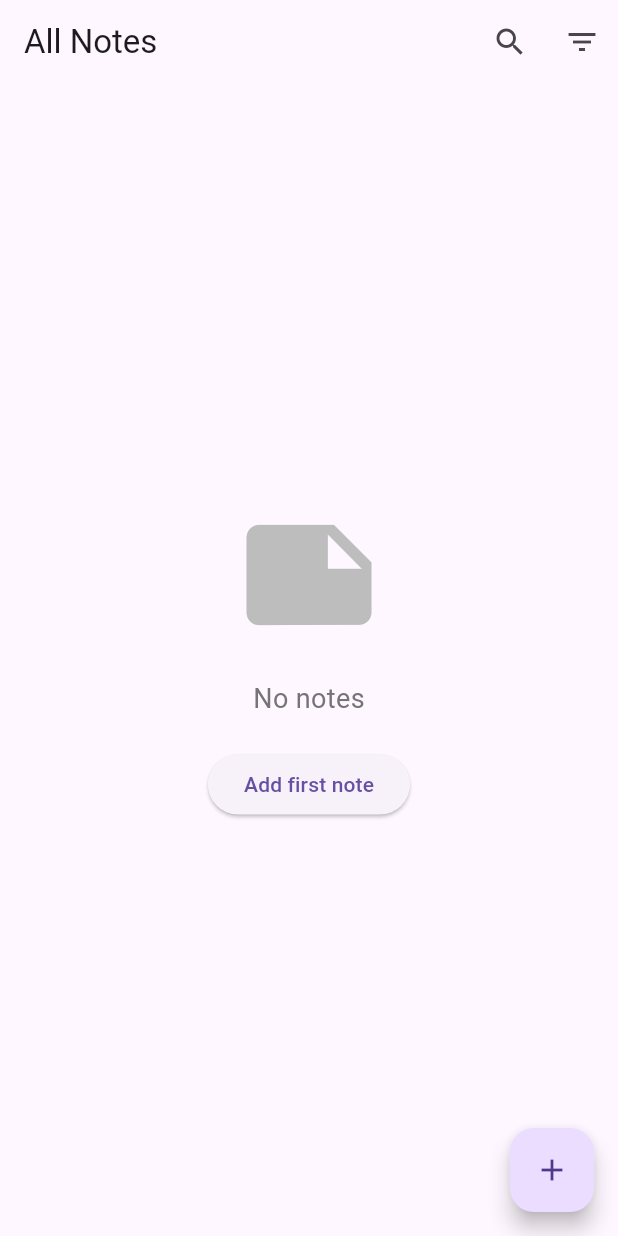
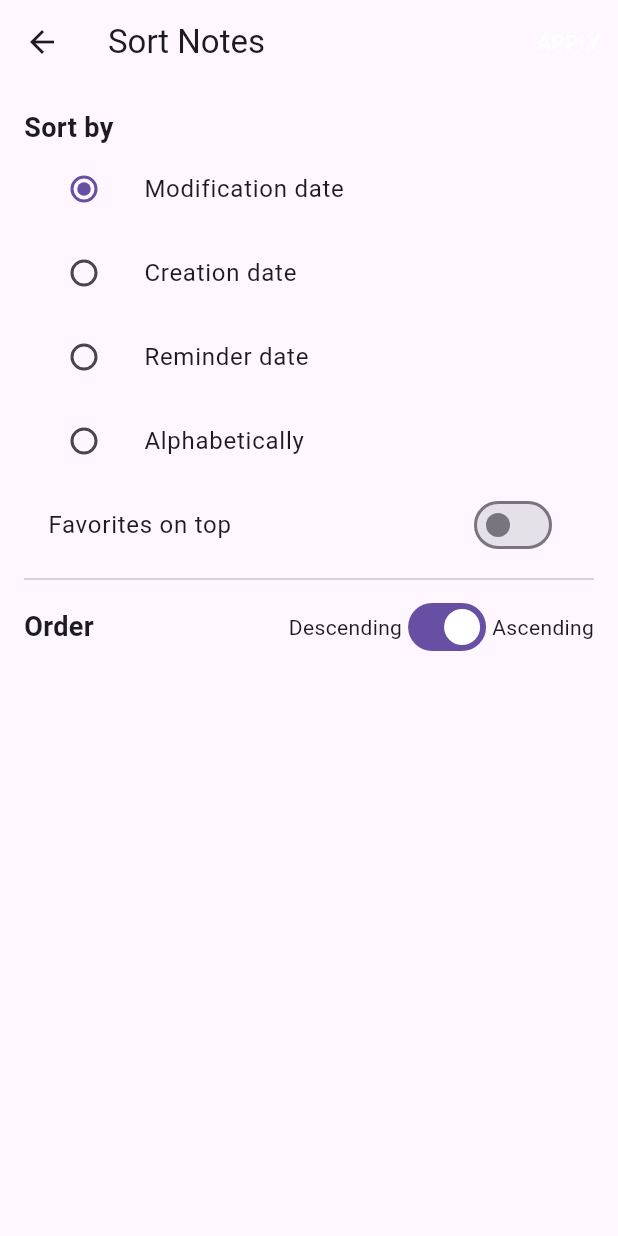
Before and after one commit to GayangaBandara/Advanced_Notepad, a Flutter app: the screen it shows after launch, after a tap on the "filter list" icon, on a phone screen of 412 x 824 dp. Run offline on Flutter 3.47's test engine with Material 3 defaults, Android fonts, the phone set to English and light mode, and no system bars.

Commit message:
Filter option compleat

```diff
--- /dev/null
+++ b/lib/Views/filter_notes.dart
@@ -0,0 +1,132 @@
+import 'package:flutter/material.dart';
+
+class FilterNotesPage extends StatefulWidget {
+  final Function(String sortBy, bool descending, bool favoritesOnTop) onApplyFilter;
+
+  FilterNotesPage({required this.onApplyFilter});
+
+  @override
+  _FilterNotesPageState createState() => _FilterNotesPageState();
+}
+
+class _FilterNotesPageState extends State<FilterNotesPage> {
+  String _sortBy = 'modification_date';
+  bool _descending = true;
+  bool _favoritesOnTop = false;
+
+  void _applyFilter() {
+    widget.onApplyFilter(_sortBy, _descending, _favoritesOnTop);
+    Navigator.of(context).pop();
+  }
+
+  @override
+  Widget build(BuildContext context) {
+    return Scaffold(
+      appBar: AppBar(
+        title: Text('Sort Notes'),
+        actions: [
+          TextButton(
+            onPressed: _applyFilter,
+            child: Text(
+              'APPLY',
+              style: TextStyle(color: Colors.white),
+            ),
+          ),
+        ],
+      ),
+      body: Padding(
+        padding: const EdgeInsets.all(16.0),
+        child: Column(
+          crossAxisAlignment: CrossAxisAlignment.start,
+          children: [
+            Text(
+              'Sort by',
+              style: TextStyle(fontSize: 18, fontWeight: FontWeight.bold),
+            ),
+            ListTile(
+              title: Text('Modification date'),
+              leading: Radio<String>(
+                value: 'modification_date',
+                groupValue: _sortBy,
+                onChanged: (value) {
+                  setState(() {
+                    _sortBy = value!;
+                  });
+                },
+              ),
+            ),
+            ListTile(
+              title: Text('Creation date'),
+              leading: Radio<String>(
+                value: 'creation_date',
+                groupValue: _sortBy,
+                onChanged: (value) {
+                  setState(() {
+                    _sortBy = value!;
+                  });
+                },
+              ),
+            ),
+            ListTile(
+              title: Text('Reminder date'),
+              leading: Radio<String>(
+                value: 'reminder_date',
+                groupValue: _sortBy,
+                onChanged: (value) {
+                  setState(() {
+                    _sortBy = value!;
+                  });
+                },
+              ),
+            ),
+            ListTile(
+              title: Text('Alphabetically'),
+              leading: Radio<String>(
+                value: 'alphabetical',
+                groupValue: _sortBy,
+                onChanged: (value) {
+                  setState(() {
+                    _sortBy = value!;
+                  });
+                },
+              ),
+            ),
+            SwitchListTile(
+              title: Text('Favorites on top'),
+              value: _favoritesOnTop,
+              onChanged: (value) {
+                setState(() {
+                  _favoritesOnTop = value;
+                });
+              },
+            ),
+            Divider(),
+            Row(
+              mainAxisAlignment: MainAxisAlignment.spaceBetween,
+              children: [
+                Text(
+                  'Order',
+                  style: TextStyle(fontSize: 18, fontWeight: FontWeight.bold),
+                ),
+                Row(
+                  children: [
+                    Text('Descending'),
+                    Switch(
+                      value: _descending,
+                      onChanged: (value) {
+                        setState(() {
+                          _descending = value;
+                        });
+                      },
+                    ),
+                    Text('Ascending'),
+                  ],
+                ),
+              ],
+            ),
+          ],
+        ),
+      ),
+    );
+  }
+}
--- a/lib/main.dart
+++ b/lib/main.dart
@@ -1,5 +1,6 @@
 import 'package:flutter/material.dart';
-import 'Views/search_notes.dart'; // Import the search_notes.dart file
+import 'Views/filter_notes.dart'; // Import the filter_notes.dart file
+import 'Views/search_notes.dart'; // Import the search_notes.dart file (optional if you already have it)
 
 void main() {
   runApp(MyApp());
@@ -26,6 +27,9 @@ class NotesPage extends StatefulWidget {
 
 class _NotesPageState extends State<NotesPage> {
   List<String> notes = [];
+  String _sortBy = 'modification_date';
+  bool _descending = true;
+  bool _favoritesOnTop = false;
 
   void _addNote() {
     showDialog(
@@ -70,6 +74,38 @@ class _NotesPageState extends State<NotesPage> {
     );
   }
 
+  void _navigateToFilter() {
+    Navigator.of(context).push(
+      MaterialPageRoute(
+        builder: (context) => FilterNotesPage(
+          onApplyFilter: (String sortBy, bool descending, bool favoritesOnTop) {
+            setState(() {
+              _sortBy = sortBy;
+              _descending = descending;
+              _favoritesOnTop = favoritesOnTop;
+              _applySorting();
+            });
+          },
+        ),
+      ),
+    );
+  }
+
+  void _applySorting() {
+    // Example sorting logic
+    if (_favoritesOnTop) {
+      // Move "favorite" notes to the top (implement favorite logic as needed)
+    }
+
+    if (_sortBy == 'alphabetical') {
+      notes.sort((a, b) => a.compareTo(b));
+    }
+
+    if (_descending) {
+      notes = notes.reversed.toList();
+    }
+  }
+
   @override
   Widget build(BuildContext context) {
     return Scaffold(
@@ -82,7 +118,7 @@ class _NotesPageState extends State<NotesPage> {
           ),
           IconButton(
             icon: Icon(Icons.filter_list),
-            onPressed: () {},
+            onPressed: _navigateToFilter,
           ),
         ],
       ),
```
